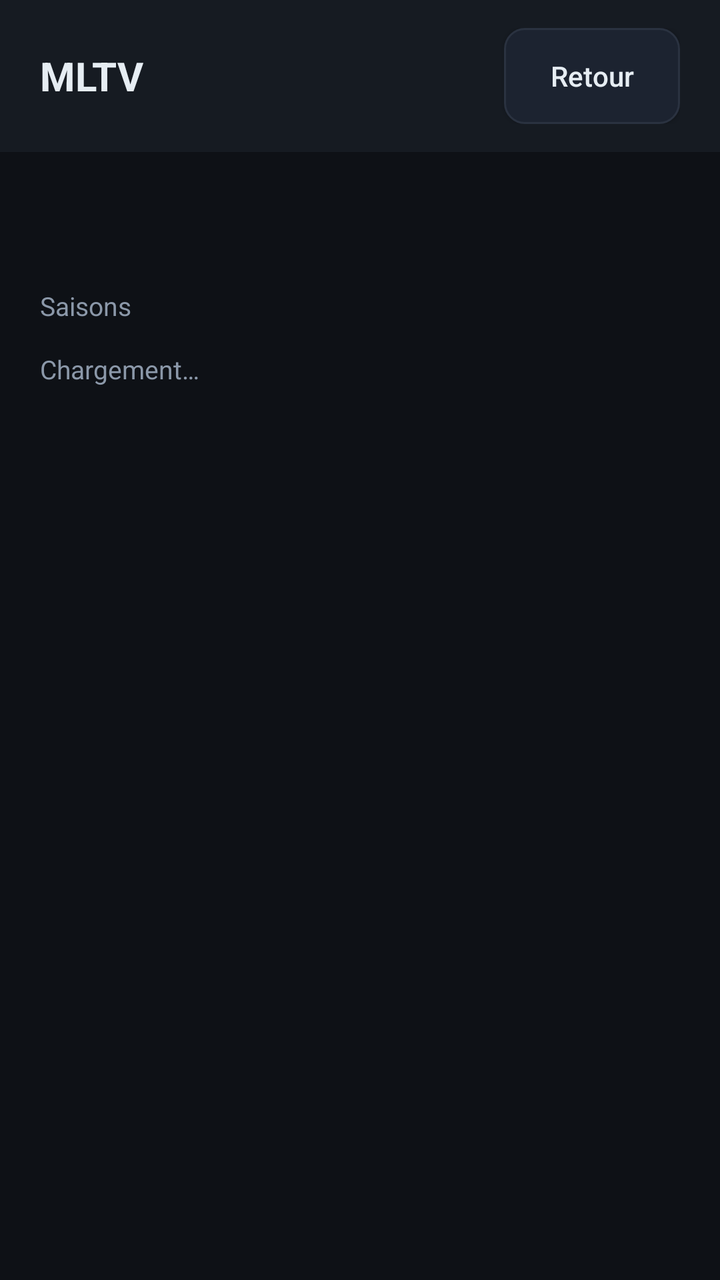
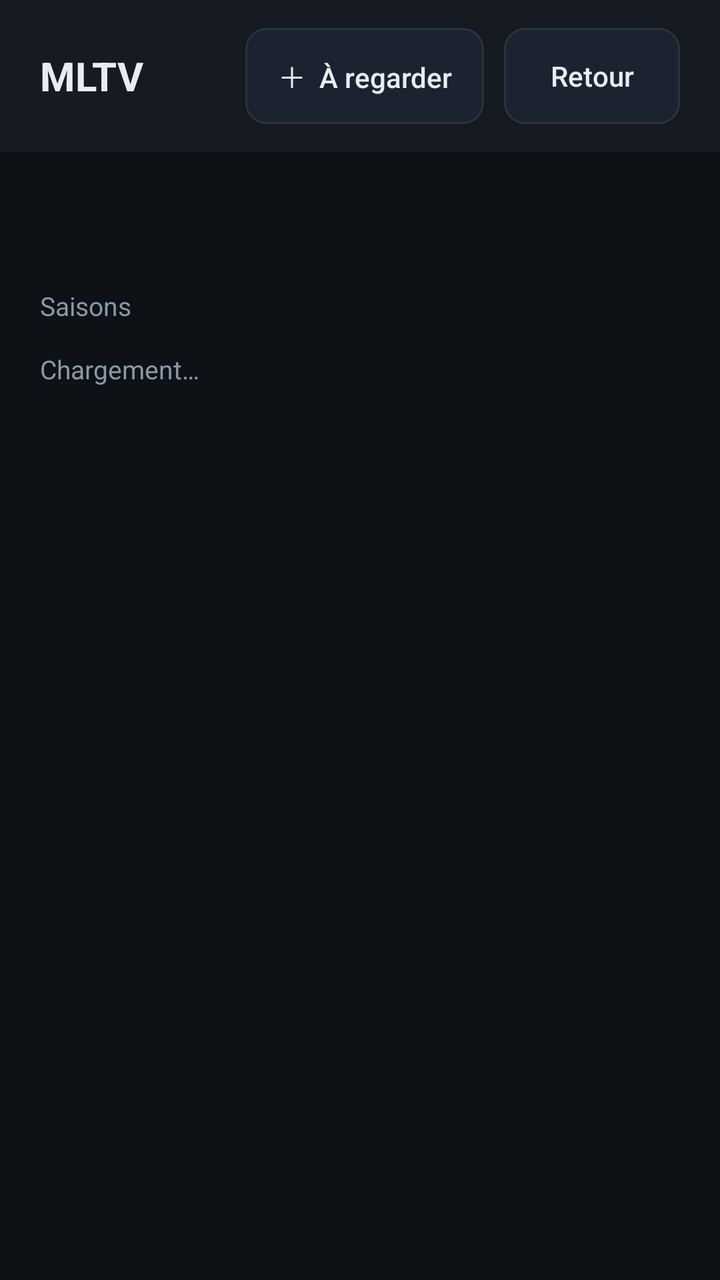

An Android layout rendered at two revisions. The XML below is the earlier revision; the diff shows what the commit changed to produce the second picture.
<!-- AndroidManifest.xml: application theme Theme.MLTV -->
<!-- res/layout/activity_series_detail.xml -->
<?xml version="1.0" encoding="utf-8"?>
<LinearLayout xmlns:android="http://schemas.android.com/apk/res/android"
    android:layout_width="match_parent"
    android:layout_height="match_parent"
    android:orientation="vertical"
    android:background="@color/bg">

    <LinearLayout
        android:layout_width="match_parent"
        android:layout_height="wrap_content"
        android:orientation="horizontal"
        android:gravity="center_vertical"
        android:paddingHorizontal="20dp"
        android:paddingVertical="14dp"
        android:background="@color/panel">

        <TextView
            android:id="@+id/tv_header"
            android:layout_width="0dp"
            android:layout_height="wrap_content"
            android:layout_weight="1"
            android:text="@string/app_name"
            android:textColor="@color/txt"
            android:textSize="20sp"
            android:textStyle="bold"
            android:maxLines="1"
            android:ellipsize="end" />

        <Button
            android:id="@+id/btn_back"
            android:layout_width="wrap_content"
            android:layout_height="wrap_content"
            android:background="@drawable/btn_secondary"
            android:text="Retour"
            android:textColor="@color/txt"
            android:textAllCaps="false"
            android:textSize="14sp"
            android:paddingHorizontal="16dp" />
    </LinearLayout>

    <TextView
        android:id="@+id/tv_meta"
        android:layout_width="match_parent"
        android:layout_height="wrap_content"
        android:paddingHorizontal="20dp"
        android:paddingTop="12dp"
        android:textColor="@color/muted"
        android:textSize="14sp"
        android:maxLines="1"
        android:ellipsize="end" />

    <TextView
        android:id="@+id/tv_plot"
        android:layout_width="match_parent"
        android:layout_height="wrap_content"
        android:paddingHorizontal="20dp"
        android:paddingTop="6dp"
        android:textColor="#FFC7D0DA"
        android:textSize="14sp"
        android:lineSpacingMultiplier="1.25"
        android:maxLines="3"
        android:ellipsize="end" />

    <TextView
        android:layout_width="wrap_content"
        android:layout_height="wrap_content"
        android:paddingHorizontal="20dp"
        android:paddingTop="12dp"
        android:paddingBottom="6dp"
        android:text="Saisons"
        android:textColor="@color/muted"
        android:textSize="13sp" />

    <androidx.recyclerview.widget.RecyclerView
        android:id="@+id/rv_seasons"
        android:layout_width="match_parent"
        android:layout_height="wrap_content"
        android:paddingHorizontal="20dp"
        android:clipToPadding="false"
        android:scrollbars="none" />

    <TextView
        android:id="@+id/tv_status"
        android:layout_width="wrap_content"
        android:layout_height="wrap_content"
        android:paddingHorizontal="20dp"
        android:paddingVertical="8dp"
        android:text="Chargement…"
        android:textColor="@color/muted"
        android:textSize="13sp" />

    <androidx.recyclerview.widget.RecyclerView
        android:id="@+id/rv_episodes"
        android:layout_width="match_parent"
        android:layout_height="0dp"
        android:layout_weight="1"
        android:paddingHorizontal="16dp"
        android:clipToPadding="false"
        android:scrollbars="vertical" />
</LinearLayout>
<!-- resources referenced by this layout -->
<resources>
  <color name="bg">#FF0E1116</color>
  <color name="muted">#FF8B98A9</color>
  <color name="panel">#FF161B22</color>
  <color name="txt">#FFE6EDF3</color>
  <!-- drawable btn_secondary (drawable) -->
  <?xml version="1.0" encoding="utf-8"?>
  <selector xmlns:android="http://schemas.android.com/apk/res/android">
      <item android:state_focused="true">
          <shape android:shape="rectangle">
              <solid android:color="@color/panel2" />
              <stroke android:width="2dp" android:color="@color/accent" />
              <corners android:radius="10dp" />
          </shape>
      </item>
      <item>
          <shape android:shape="rectangle">
              <solid android:color="@color/panel2" />
              <stroke android:width="1dp" android:color="@color/line" />
              <corners android:radius="10dp" />
          </shape>
      </item>
  </selector>
  <string name="app_name">MLTV</string>
  <style name="Theme.MLTV" parent="Theme.AppCompat.NoActionBar">
          <item name="android:windowBackground">@color/bg</item>
          <item name="android:statusBarColor">@color/bg</item>
          <item name="android:colorBackground">@color/bg</item>
      </style>
  <color name="panel2">#FF1C2330</color>
  <color name="accent">#FFFF7A18</color>
  <color name="line">#FF2A3240</color>
</resources>

<!-- the commit's change to res/layout/activity_series_detail.xml (unified diff, before → after) -->
@@ -25,6 +25,18 @@
             android:textStyle="bold"
             android:maxLines="1"
             android:ellipsize="end" />
+
+        <Button
+            android:id="@+id/btn_watch"
+            android:layout_width="wrap_content"
+            android:layout_height="wrap_content"
+            android:layout_marginEnd="10dp"
+            android:background="@drawable/btn_secondary"
+            android:text="＋  À regarder"
+            android:textColor="@color/txt"
+            android:textAllCaps="false"
+            android:textSize="14sp"
+            android:paddingHorizontal="16dp" />
 
         <Button
             android:id="@+id/btn_back"
